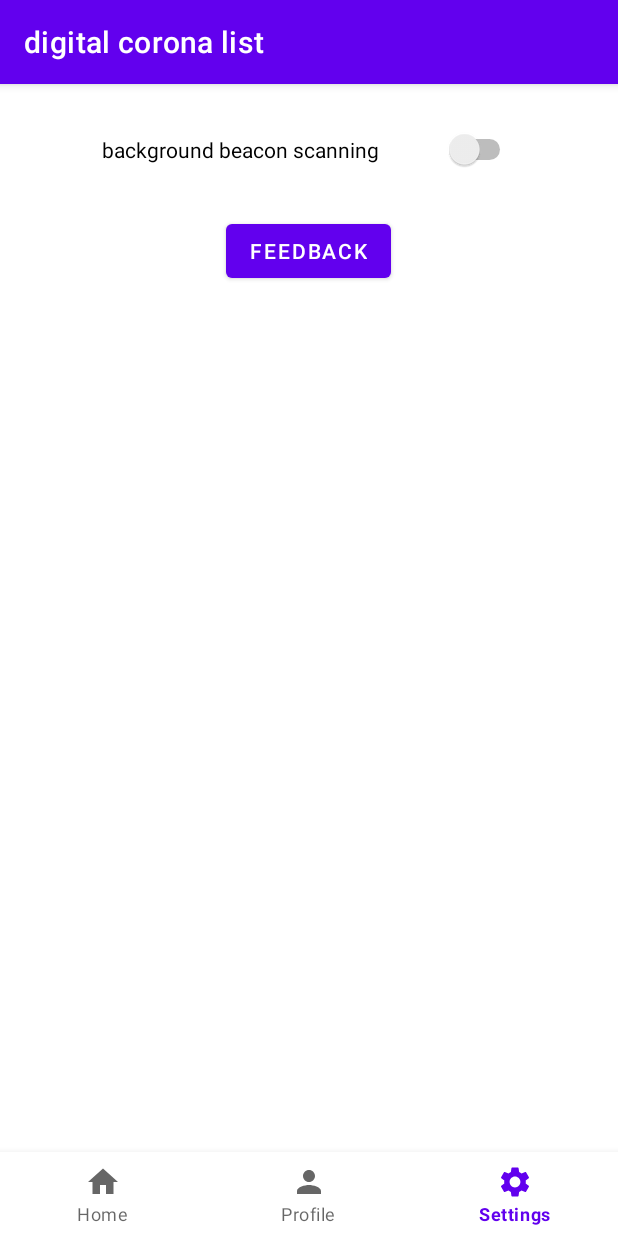
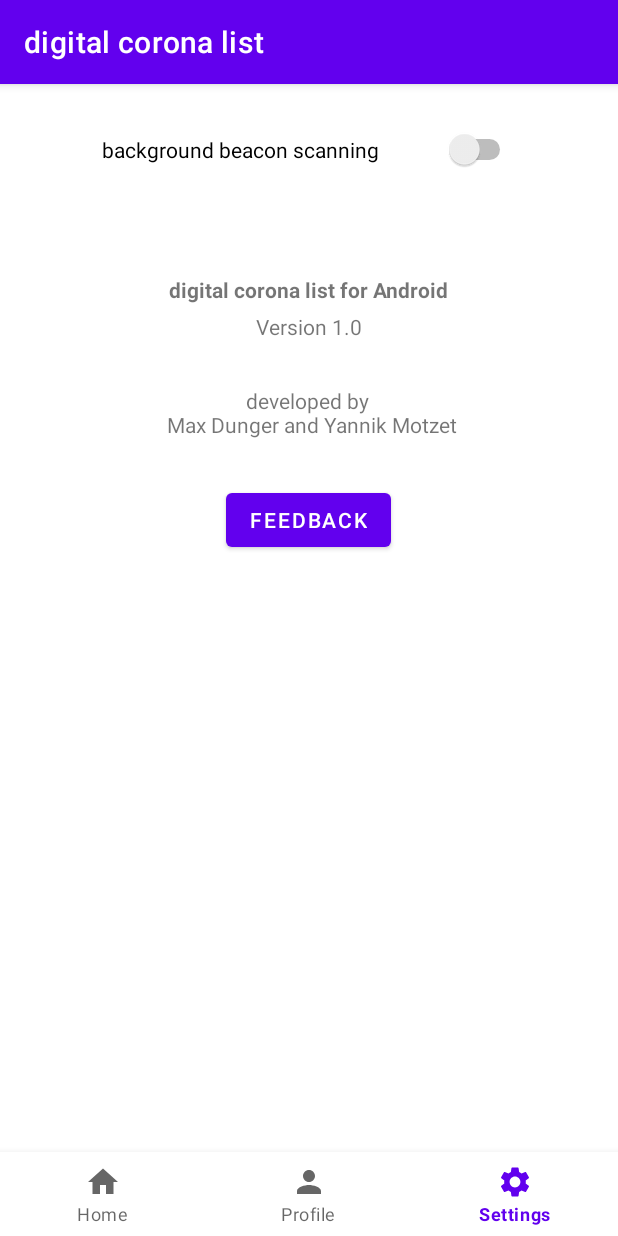
Before and after one commit to yannikmotzet/digital-corona-list, an Android app: the settings screen opened through its navigation route, on a phone screen of 412 x 824 dp. Run offline under Robolectric (Android 15) with nearby library versions, the phone set to English and light mode, and no system bars; our stand-ins replace Volley, navigation-ui; libraries missing offline, so code that uses them is left out: org.altbeacon.beacon; network calls fail; 4 statements that could not run were skipped.

Commit message:
modify settings view

```diff
--- a/app/src/main/res/layout/fragment_settings.xml
+++ b/app/src/main/res/layout/fragment_settings.xml
@@ -17,13 +17,42 @@
         android:text="background beacon scanning"
         app:layout_constraintStart_toStartOf="parent" />
 
+
+
+    <TextView
+        android:id="@+id/textViewAppName"
+        android:layout_width="wrap_content"
+        android:layout_height="wrap_content"
+        android:layout_gravity="center"
+        android:layout_marginTop="70dp"
+        android:textStyle="bold"
+        android:text="digital corona list for Android" />
+    <TextView
+        android:id="@+id/textViewVersion"
+        android:layout_width="wrap_content"
+        android:layout_height="wrap_content"
+        android:layout_gravity="center"
+        android:layout_marginTop="5dp"
+        android:text="Version 1.0" />
+
+    <TextView
+        android:gravity="center"
+        android:id="@+id/textViewDevelopers"
+        android:layout_width="wrap_content"
+        android:layout_height="wrap_content"
+        android:layout_marginTop="30dp"
+        android:layout_gravity="center"
+        android:text="developed by \n Max Dunger and Yannik Motzet" />
+
     <Button
         android:layout_width="wrap_content"
         android:layout_height="wrap_content"
         android:layout_gravity="center"
         android:layout_marginTop="30dp"
+        android:onClick="feedback"
         android:text="FEEDBACK"/>
 
 
 
+
 </LinearLayout>
```
Also changed, not shown: app/src/main/java/com/example/testbeacon/MainActivity.java (+20 -0 lines).
